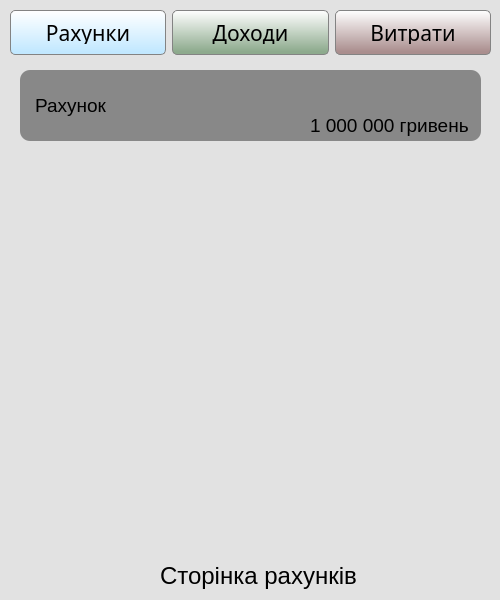
First picture: the form in mainwindow.ui, repository sopkodioni/MoneyCheck, before the edit.
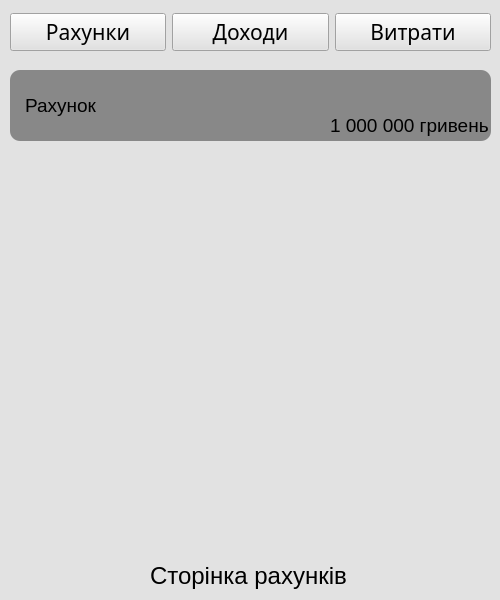
Second picture: the form after the edit. The open tabs and pages were chosen to show the change. Icons and pictures are not drawn.

Commit message: renamed page variables

The edit to the form file:
```diff
--- a/mainwindow.ui
+++ b/mainwindow.ui
@@ -61,11 +61,7 @@
         <bool>false</bool>
        </property>
        <property name="styleSheet">
-        <string notr="true">background-color:  qlineargradient(spread:pad, x1:0.051, y1:0.9375, x2:0.051, y2:0, stop:0 rgba(194, 232, 255, 255), stop:1 rgba(255, 255, 255, 255));
-border-radius: 5px;
-border: 1px solid #838383;
-padding: 10px 0px;
-color: black;</string>
+        <string notr="true"/>
        </property>
        <property name="text">
         <string>Рахунки</string>
@@ -103,17 +99,7 @@
         <bool>false</bool>
        </property>
        <property name="styleSheet">
-        <string notr="true">background-color: qlineargradient(spread:pad, x1:0.051, y1:0.9375, x2:0.051, y2:0, stop:0 rgba(141, 170, 141, 255), stop:1 rgba(255, 255, 255, 255));
-border-radius: 5px;
-border: 1px solid #838383;
-padding: 10px 0px;
-color: black;
-
-
-
-
-
-</string>
+        <string notr="true"/>
        </property>
        <property name="text">
         <string>Доходи</string>
@@ -150,18 +136,11 @@
        <property name="mouseTracking">
         <bool>false</bool>
        </property>
+       <property name="autoFillBackground">
+        <bool>false</bool>
+       </property>
        <property name="styleSheet">
-        <string notr="true">background-color: qlineargradient(spread:pad, x1:0.051, y1:0.9375, x2:0.051, y2:0, stop:0 rgba(170, 142, 142, 255), stop:1 rgba(255, 255, 255, 255));
-border-radius: 5px;
-border: 1px solid #838383;
-padding: 10px 0px;
-color: black;
-
-
-
-
-
-</string>
+        <string notr="true"/>
        </property>
        <property name="text">
         <string>Витрати</string>
@@ -187,9 +166,9 @@
    <widget class="QStackedWidget" name="stackedWidget">
     <property name="geometry">
      <rect>
-      <x>20</x>
+      <x>10</x>
       <y>70</y>
-      <width>461</width>
+      <width>481</width>
       <height>521</height>
      </rect>
     </property>
@@ -223,7 +202,7 @@
        <rect>
         <x>0</x>
         <y>0</y>
-        <width>461</width>
+        <width>481</width>
         <height>71</height>
        </rect>
       </property>
@@ -233,7 +212,7 @@
        </font>
       </property>
       <property name="styleSheet">
-       <string notr="true">color: #000;
+       <string notr="true">
 background-color: #888;
 border-radius: 10px;
 padding: 10px;</string>
@@ -245,7 +224,7 @@
      <widget class="QLabel" name="label_6">
       <property name="geometry">
        <rect>
-        <x>290</x>
+        <x>320</x>
         <y>40</y>
         <width>161</width>
         <height>31</height>
```
Left out of the diff: 18 changed lines with no effect on the pictures. The commit also changes 2 other files.
